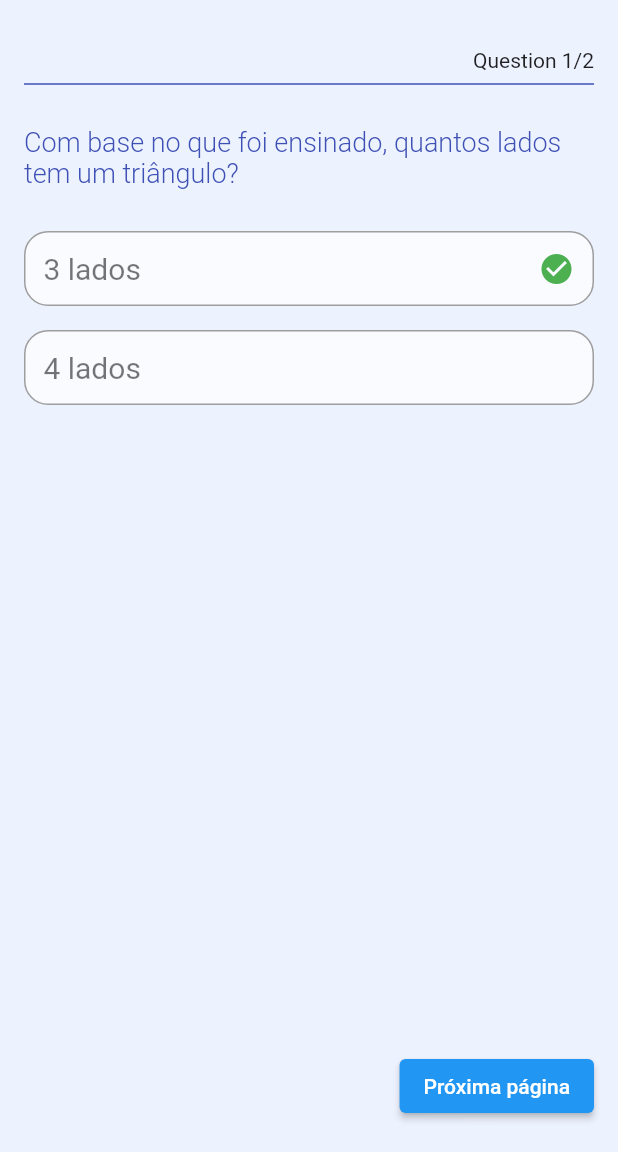
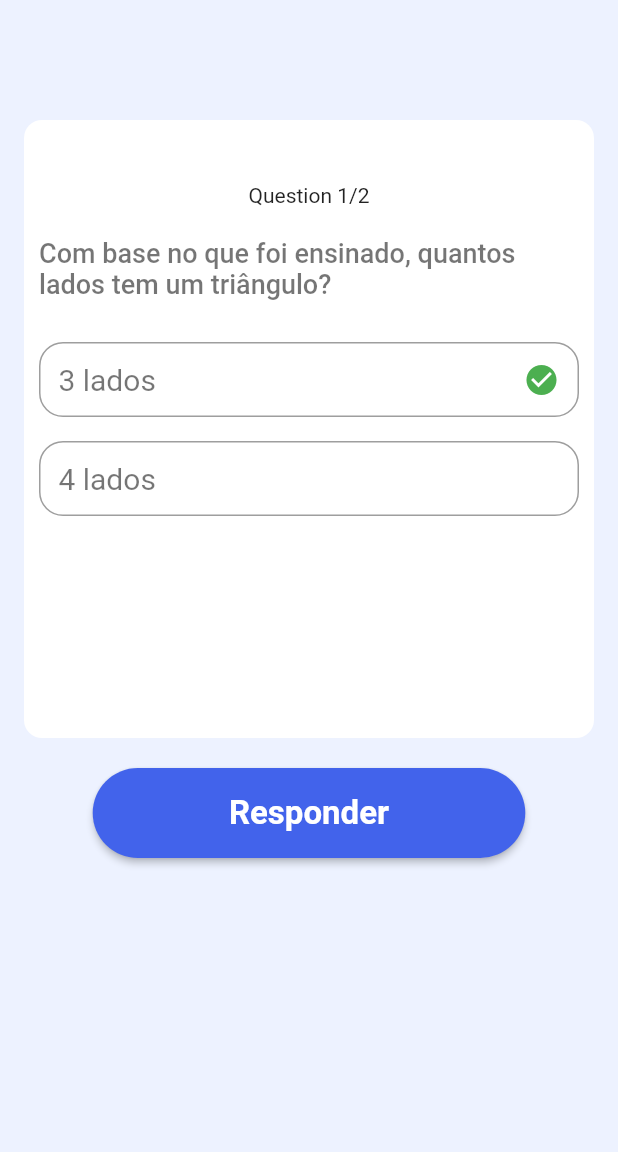
Before and after one commit to fymorGod/projeto-inicial-educacao, a Flutter app: the QuestionWidget screen opened directly, after a tap on "3 lados", on a phone screen of 412 x 824 dp, the part 84-1236 px from its top. Run offline on Flutter 3.47's test engine with Material 2 defaults, Android fonts, the phone set to English and light mode, and no system bars; our stand-ins replace auto_size_text, equatable, google_fonts, page_transition, percent_indicator, syncfusion_flutter_charts and 2 more.

Commit message:
ativiadade v1.0.1

```diff
--- /dev/null
+++ b/lib/models/question_model.dart
@@ -0,0 +1,39 @@
+import 'package:equatable/equatable.dart';
+
+class Question extends Equatable {
+  final String category;
+  final String difficulty;
+  final String question;
+  final String correctAnswer;
+  final List<String> answers;
+
+  const Question({
+    required this.category,
+    required this.difficulty,
+    required this.question,
+    required this.correctAnswer,
+    required this.answers,
+  });
+
+  @override
+  List<Object> get props => [
+    category,
+    difficulty,
+    question,
+    correctAnswer,
+    answers,
+  ];
+
+  factory Question.fromMap(Map<String, dynamic> map) {
+    if (map == null) return null;
+    return Question(
+      category: map['category'] ?? '',
+      difficulty: map['difficulty']?? '',
+      question: map['question'] ?? '',
+      correctAnswer: map['correct_answer'] ?? '',
+      answers: List<String>.from(map['incorrect_answers'] ?? [])
+        ..add(map['correct_answer'] ?? '')
+        ..shuffle(),
+    );
+  }
+}
--- a/lib/widget/QuestionWidget.dart
+++ b/lib/widget/QuestionWidget.dart
@@ -1,6 +1,7 @@
 import 'package:codeone/quizz/model.dart';
 import 'package:codeone/style/app_style.dart';
 import 'package:flutter/material.dart';
+import 'package:google_fonts/google_fonts.dart';
 
 class QuestionWidget extends StatefulWidget {
   const QuestionWidget({Key? key}) : super(key: key);
@@ -45,11 +46,20 @@ class _QuestionWidgetState extends State<QuestionWidget> {
           child: Column(
             crossAxisAlignment: CrossAxisAlignment.end,
             children: [
+              Container(
+                margin: EdgeInsets.only(top: 80),
+                padding: EdgeInsets.symmetric(horizontal: 10, vertical: 10),
+                height: MediaQuery.of(context).size.height * 0.5,
+                decoration: BoxDecoration(
+                    color: Colors.white,
+                    borderRadius: BorderRadius.circular(12)
+                ),
+               child: Column(
+                 children: [
                    const SizedBox(
                      height: 32,
                    ),
                    Text('Question $_questionsNumber/${questions.length}'),
-            const Divider(thickness: 1,color: Colors.indigo),
                    Expanded(
                        child: PageView.builder(
                          controller: _controller,
@@ -61,8 +71,17 @@ class _QuestionWidgetState extends State<QuestionWidget> {
                          },
                        )
                    ),
-            _isLocked ? buildElevatedButton() : const SizedBox.shrink(),
+                 ],
+               ),
+             ),
               const SizedBox(height: 20),
+              _isLocked ? Center(
+                  child: Container(
+                    width: MediaQuery.of(context).size.width * 0.7,
+                    height: 60,
+                    child: buildElevatedButton())) : const SizedBox.shrink(),
+              const SizedBox(height: 20),
+
             ],
           ),
         ),
@@ -77,8 +96,8 @@ class _QuestionWidgetState extends State<QuestionWidget> {
           question.text,
           style: const TextStyle(
               fontSize: 18,
-              fontWeight: FontWeight.w300,
-              color: Colors.indigo
+              fontWeight: FontWeight.w500,
+              color: Colors.black54
           ),
         ),
         const SizedBox(height: 20),
@@ -129,8 +148,17 @@ class _QuestionWidgetState extends State<QuestionWidget> {
             );
           }
         },
+        style: ElevatedButton.styleFrom(
+
+          primary: AppStyle.secondColor,
+          shape: RoundedRectangleBorder(borderRadius: BorderRadius.circular(50)),
+        ),
         child: Text(
-          _questionsNumber < questions.length ? "Próxima página" : "Ver o Resultado"
+          _questionsNumber < questions.length ? "Responder" : "Ver o Resultado",
+          style: GoogleFonts.roboto(
+            fontSize: 22,
+            fontWeight: FontWeight.w700
+          ),
         )
     );
   }
```
Also changed, not shown: pubspec.yaml (+7 -0 lines), pubspec.lock. Lines whose indentation alone changed are shown as unchanged.
